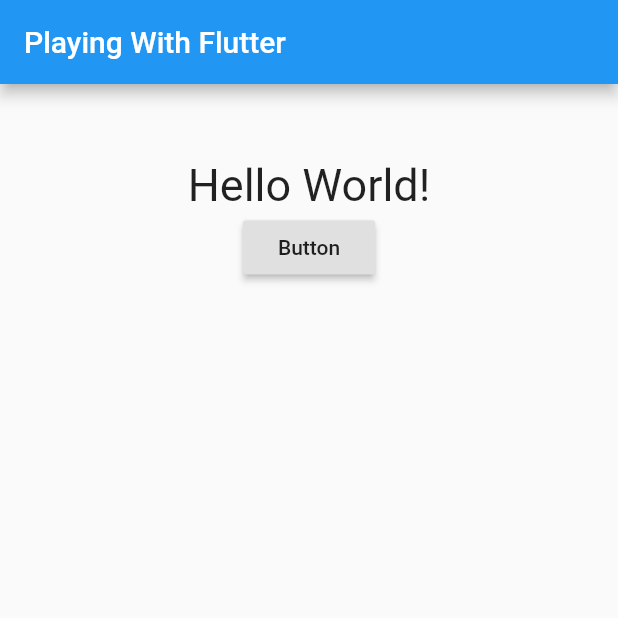
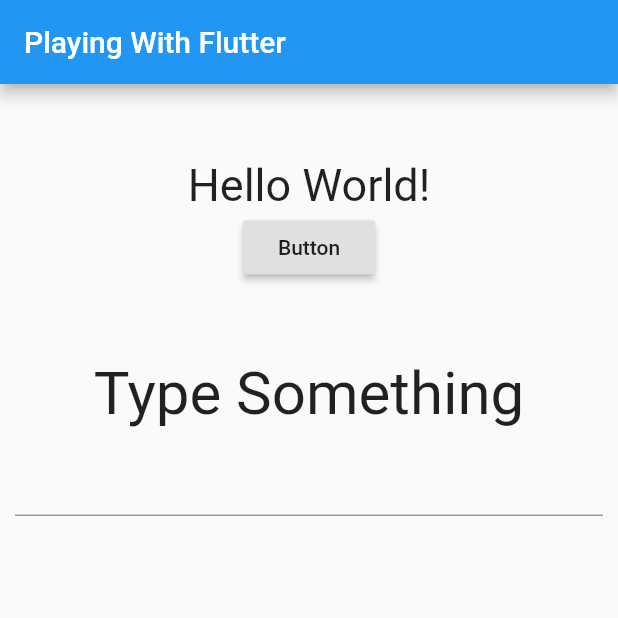
Before and after one commit to rsrinath14/Playing_with_flutter, a Flutter app: the screen it shows after launch, on a phone screen of 412 x 824 dp, the top half of it. Run offline on Flutter 3.47's test engine with Material 2 defaults, Android fonts, the phone set to English and light mode, and no system bars.

Commit message:
TextFields added

```diff
--- a/responding_to_user_inputs/lib/main.dart
+++ b/responding_to_user_inputs/lib/main.dart
@@ -26,6 +26,7 @@ class MyWidget extends StatefulWidget {
 
 class _MyWidgetState extends State<MyWidget> {
   String textString = 'Hello World!';
+  String textBox = 'Type Something';
 
   @override
   Widget build(BuildContext context) {
@@ -46,6 +47,22 @@ class _MyWidgetState extends State<MyWidget> {
               _doSomething();
             },
           ),
+          Container(
+            height: 50,
+          ),
+          Text(
+            textBox,
+            style: TextStyle(fontSize: 40),
+          ),
+          Padding(
+            padding: const EdgeInsets.all(10.0),
+            child: TextField(
+              style: TextStyle(fontSize: 20),
+              onChanged: (text) {
+                _textchange(text);
+              },
+            ),
+          )
         ],
       ),
     );
@@ -58,4 +75,10 @@ class _MyWidgetState extends State<MyWidget> {
           : textString = 'Hello Flutter!';
     });
   }
+
+  void _textchange(String text) {
+    setState(() {
+      textBox = text;
+    });
+  }
 }
```
